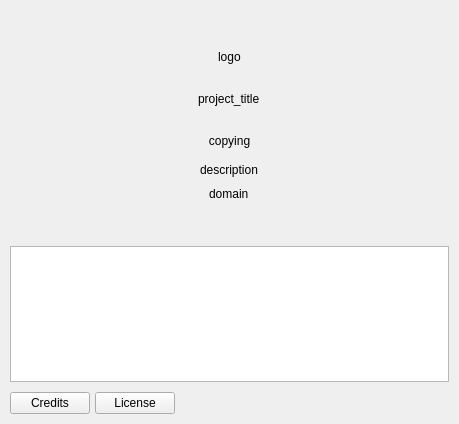
Before: the Qt Designer form src/xamp/aboutdialog.ui in billlin0904/xamp2, drawn with Qt 5.
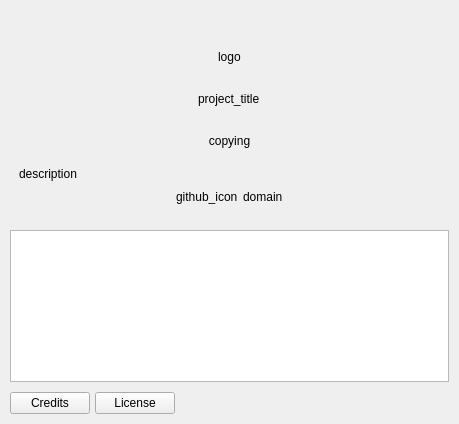
After: the same form once the commit is applied.

Diff of the .ui file:
```diff
--- a/src/xamp/aboutdialog.ui
+++ b/src/xamp/aboutdialog.ui
@@ -86,32 +86,40 @@
    </item>
    <item>
     <widget class="QWidget" name="wdtContent" native="true">
-     <layout class="QVBoxLayout" name="vBoxLytContent">
-      <property name="spacing">
-       <number>5</number>
-      </property>
-      <property name="topMargin">
-       <number>5</number>
-      </property>
-      <property name="bottomMargin">
-       <number>1</number>
-      </property>
+     <layout class="QVBoxLayout" name="verticalLayout_2">
       <item>
-       <layout class="QVBoxLayout" name="verticalLayout_2">
+       <widget class="QLabel" name="lblDescription">
+        <property name="text">
+         <string>description</string>
+        </property>
+       </widget>
+      </item>
+      <item>
+       <layout class="QHBoxLayout" name="horizontalLayout_2" stretch="0,0,0,0">
         <property name="spacing">
-         <number>10</number>
+         <number>5</number>
         </property>
-        <property name="bottomMargin">
-         <number>10</number>
-        </property>
-        <item alignment="Qt::AlignHCenter">
-         <widget class="QLabel" name="lblDescription">
+        <item>
+         <spacer name="horizontalSpacer_2">
+          <property name="orientation">
+           <enum>Qt::Horizontal</enum>
+          </property>
+          <property name="sizeHint" stdset="0">
+           <size>
+            <width>40</width>
+            <height>20</height>
+           </size>
+          </property>
+         </spacer>
+        </item>
+        <item>
+         <widget class="QLabel" name="lbIGithubIcon">
           <property name="text">
-           <string>description</string>
+           <string>github_icon</string>
           </property>
          </widget>
         </item>
-        <item alignment="Qt::AlignHCenter">
+        <item>
          <widget class="QLabel" name="lblDomain">
           <property name="text">
            <string>domain</string>
@@ -128,20 +136,33 @@
          </widget>
         </item>
         <item>
-         <spacer name="verticalSpacer">
+         <spacer name="horizontalSpacer_3">
           <property name="orientation">
-           <enum>Qt::Vertical</enum>
+           <enum>Qt::Horizontal</enum>
           </property>
           <property name="sizeHint" stdset="0">
            <size>
-            <width>20</width>
-            <height>40</height>
+            <width>40</width>
+            <height>20</height>
            </size>
           </property>
          </spacer>
         </item>
        </layout>
       </item>
+      <item>
+       <spacer name="verticalSpacer">
+        <property name="orientation">
+         <enum>Qt::Vertical</enum>
+        </property>
+        <property name="sizeHint" stdset="0">
+         <size>
+          <width>20</width>
+          <height>5</height>
+         </size>
+        </property>
+       </spacer>
+      </item>
       <item>
        <spacer name="verticalSpacer_2">
         <property name="orientation">
```
